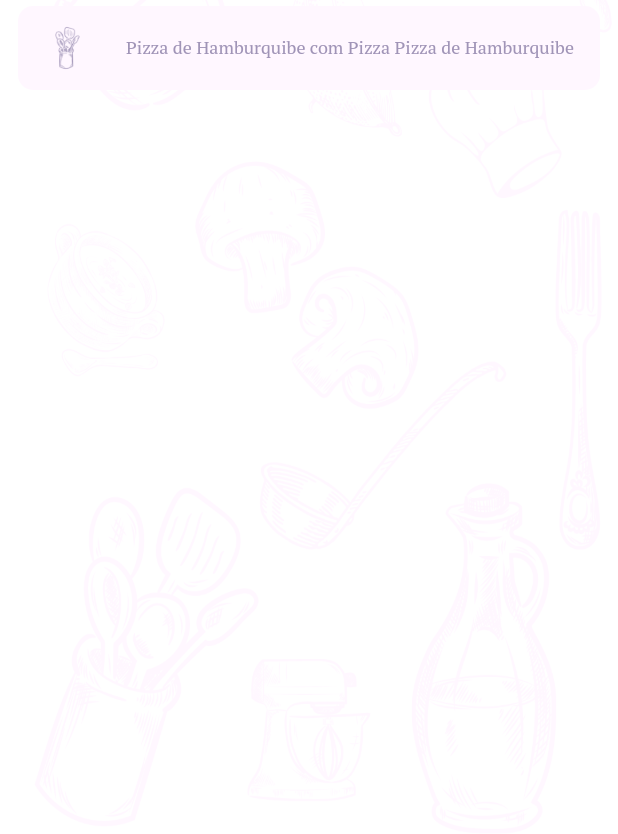
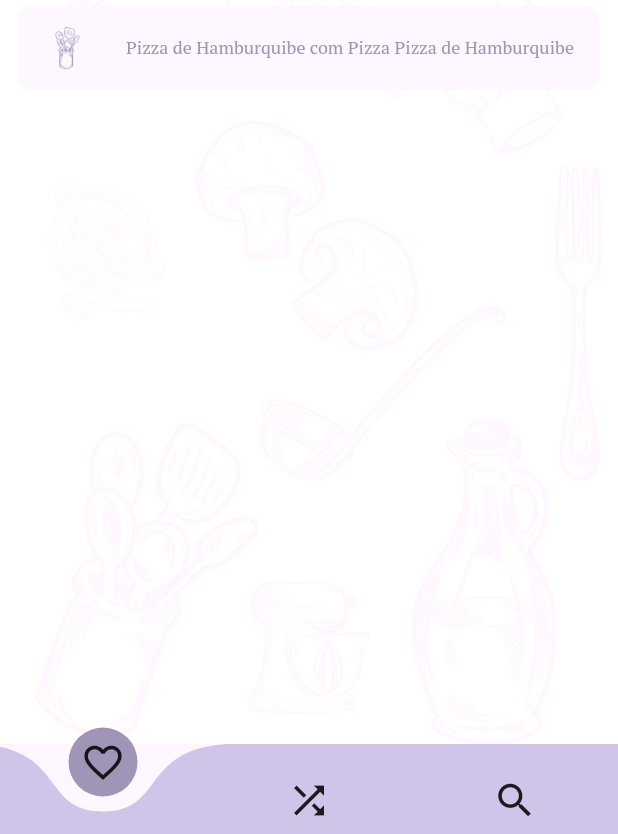
Before and after one commit to wilsleygermano/Mais-receitas, a Flutter app: the screen it shows after launch, on a phone screen of 412 x 824 dp, the part 402-1236 px from its top. Run offline on Flutter 3.47's test engine with Material 2 defaults, Android fonts, the light colour scheme and no system bars; drawn by our look-alikes of auto_size_text, curved_navigation_bar; our stand-ins replace carousel_slider, dio, google_fonts.

Commit message:
Add BottomBar

```diff
--- a/lib/main.dart
+++ b/lib/main.dart
@@ -44,6 +44,7 @@ class _MyHomePageState extends State<MyHomePage> {
       appBar: AppBar(
         title: Text(widget.title),
       ),
+
       body: Center(
         child: Column(
           mainAxisAlignment: MainAxisAlignment.center,
--- a/lib/screens/home_page.dart
+++ b/lib/screens/home_page.dart
@@ -3,6 +3,7 @@ import 'package:flutter/material.dart';
 import 'package:google_fonts/google_fonts.dart';
 
 import '../design/my_colors.dart';
+import '../widgets/bottom_bar.dart';
 
 class HomePage extends StatefulWidget {
   const HomePage({Key? key}) : super(key: key);
@@ -16,6 +17,7 @@ class _HomePageState extends State<HomePage> {
   Widget build(BuildContext context) {
     return Scaffold(
       backgroundColor: Colors.transparent,
+      bottomNavigationBar: BottomBar(),
       body: SafeArea(
         child: Center(
           child: Stack(
@@ -58,7 +60,6 @@ class _HomePageState extends State<HomePage> {
                                 child: ListTile(
                                   title: AutoSizeText(
                                     "Pizza de Hamburquibe com Pizza Pizza de Hamburquibe",
-
                                     style: TextStyle(
                                       color: MyColors.primarydark,
                                       fontFamily:
--- a/lib/screens/recipes_page.dart
+++ b/lib/screens/recipes_page.dart
@@ -3,6 +3,8 @@ import 'package:flutter/material.dart';
 import 'package:mais_receitas/design/my_colors.dart';
 import 'package:mais_receitas/widgets/ingredient_card.dart';
 import 'package:mais_receitas/widgets/method_card.dart';
+
+import '../widgets/bottom_bar.dart';
 
 class RecipesPage extends StatefulWidget {
   const RecipesPage({Key? key}) : super(key: key);
@@ -34,6 +36,7 @@ class _RecipesPageState extends State<RecipesPage> {
   @override
   Widget build(BuildContext context) {
     return Scaffold(
+      bottomNavigationBar: BottomBar(),
       backgroundColor: Colors.transparent,
       body: SafeArea(
         child: Center(
--- /dev/null
+++ b/lib/widgets/bottom_bar.dart
@@ -0,0 +1,38 @@
+import 'package:flutter/material.dart';
+import 'package:curved_navigation_bar/curved_navigation_bar.dart';
+import 'package:mais_receitas/design/my_colors.dart';
+
+class BottomBar extends StatefulWidget {
+  @override
+  _BottomBarState createState() => _BottomBarState();
+}
+
+class _BottomBarState extends State<BottomBar> {
+  int _page = 0;
+  GlobalKey<CurvedNavigationBarState> _bottomBarKey = GlobalKey();
+
+  @override
+  Widget build(BuildContext context) {
+    return CurvedNavigationBar(
+      key: _bottomBarKey,
+      index: 0,
+      height: 60.0,
+      items: const <Widget>[
+        Icon(Icons.favorite_border, size: 30,),
+        Icon(Icons.shuffle, size: 30),
+        Icon(Icons.search, size: 30),
+      ],
+      color: MyColors.primaryoriginal,
+      buttonBackgroundColor: MyColors.primarydark,
+      backgroundColor: MyColors.primarylight,
+      animationCurve: Curves.easeInOut,
+      animationDuration: Duration(milliseconds: 600),
+      onTap: (index) {
+        setState(() {
+          _page = index;
+        });
+      },
+      letIndexChange: (index) => true,
+    );
+  }
+}
--- a/pubspec.yaml
+++ b/pubspec.yaml
@@ -37,6 +37,7 @@ dependencies:
   google_fonts: ^2.3.1
   auto_size_text: ^3.0.0
   carousel_slider: ^4.0.0
+  curved_navigation_bar: ^1.0.3
   http: ^0.13.4
   dio: ^4.0.6
 
```
